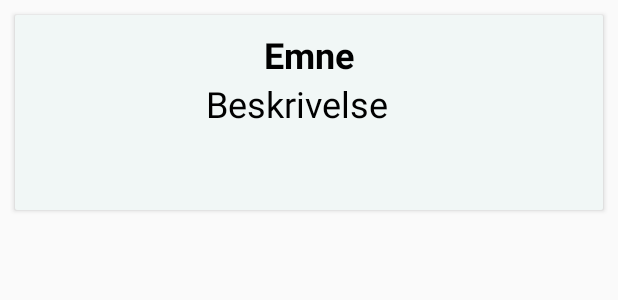
After one commit to dev-helixx/EasyTask, an Android app: the layout cardview_item_layout.xml on its own in the app's theme, with its tools: preview values and no code run, on a phone screen of 412 x 824 dp. The commit adds this screen. Shown: the top 300 px of the screen. Run offline under Robolectric (Android 15) with nearby library versions, the phone set to English and light mode, and no system bars.

Commit message:
alt det nye.

```diff
--- a/app/build.gradle
+++ b/app/build.gradle
@@ -29,6 +29,7 @@ dependencies {
 //    compile 'com.google.android.gms:play-services:11.4.2'
     compile 'com.android.support:design:25.3.1'
     compile 'com.android.support.constraint:constraint-layout:1.0.2'
+    compile 'com.android.support:cardview-v7:25.3.1'
     compile 'com.google.firebase:firebase-core:9.0.2'
     compile 'com.google.firebase:firebase-auth:9.0.2'
     compile 'com.google.firebase:firebase-database:9.0.2'
--- a/app/src/main/res/layout/app_bar_main.xml
+++ b/app/src/main/res/layout/app_bar_main.xml
@@ -16,7 +16,8 @@
             android:layout_width="match_parent"
             android:layout_height="?attr/actionBarSize"
             android:background="@color/farve4"
-            app:popupTheme="@style/AppTheme.PopupOverlay" />
+            app:popupTheme="@style/AppTheme.PopupOverlay"
+            />
 
     </android.support.design.widget.AppBarLayout>
 
--- /dev/null
+++ b/app/src/main/res/layout/cardview_item_layout.xml
@@ -0,0 +1,49 @@
+<?xml version="1.0" encoding="utf-8"?>
+<android.support.v7.widget.CardView xmlns:android="http://schemas.android.com/apk/res/android"
+    android:orientation="vertical"
+    android:elevation="5dp"
+    android:layout_height="130dp"
+    android:layout_width="match_parent"
+    android:layout_marginLeft="10dp"
+    android:layout_marginRight="10dp"
+    android:layout_marginTop="10dp">
+>
+
+
+        <LinearLayout
+            android:layout_width="match_parent"
+            android:layout_height="130dp"
+            android:background="@color/farve1"
+            android:orientation="vertical">
+
+
+            <LinearLayout
+                android:layout_width="wrap_content"
+                android:layout_height="wrap_content"
+                android:layout_gravity="center_horizontal|center"
+                android:orientation="vertical">
+
+                <TextView
+                    android:id="@+id/card_subject"
+                    android:layout_width="wrap_content"
+                    android:layout_height="wrap_content"
+                    android:layout_gravity="center_horizontal"
+                    android:layout_marginTop="10dp"
+                    android:text="Emne"
+                    android:textSize="24sp"
+                    android:textStyle="bold" />
+
+                <TextView
+                    android:id="@+id/card_description"
+                    android:layout_width="wrap_content"
+                    android:layout_height="wrap_content"
+                    android:layout_marginBottom="15dp"
+                    android:layout_marginRight="10dp"
+                    android:text="Beskrivelse "
+                    android:textSize="24sp" />
+
+            </LinearLayout>
+
+        </LinearLayout>
+
+</android.support.v7.widget.CardView>
--- a/app/src/main/res/layout/content_main.xml
+++ b/app/src/main/res/layout/content_main.xml
@@ -9,12 +9,10 @@
     tools:context="com.easytask.easytask.frontend.views.MainActivity"
     tools:showIn="@layout/app_bar_main">
 
+    <android.support.v7.widget.RecyclerView
+        android:id="@+id/card_recyclerview"
+        android:layout_width="match_parent"
+        android:layout_height="match_parent">
+    </android.support.v7.widget.RecyclerView>
 
-    <TextView
-        android:id="@+id/textView2"
-        android:layout_width="match_parent"
-        android:layout_height="wrap_content"
-        android:text="Main Screen after login"
-        android:textAlignment="center"
-        android:textSize="24sp" />
 </LinearLayout>
--- a/app/src/main/res/values/colors.xml
+++ b/app/src/main/res/values/colors.xml
@@ -3,7 +3,7 @@
     <color name="colorPrimary">#3F51B5</color>
     <color name="colorPrimaryDark">#303F9F</color>
     <color name="colorAccent">#ff4081</color>
-    <color name="farve1">#003e36</color>
+    <color name="farve1">#f1f7f6</color>
     <color name="farve2">#f7fdfc</color>
     <color name="farve3">#009b88</color>
     <color name="farve4">#008b7a</color>
```
